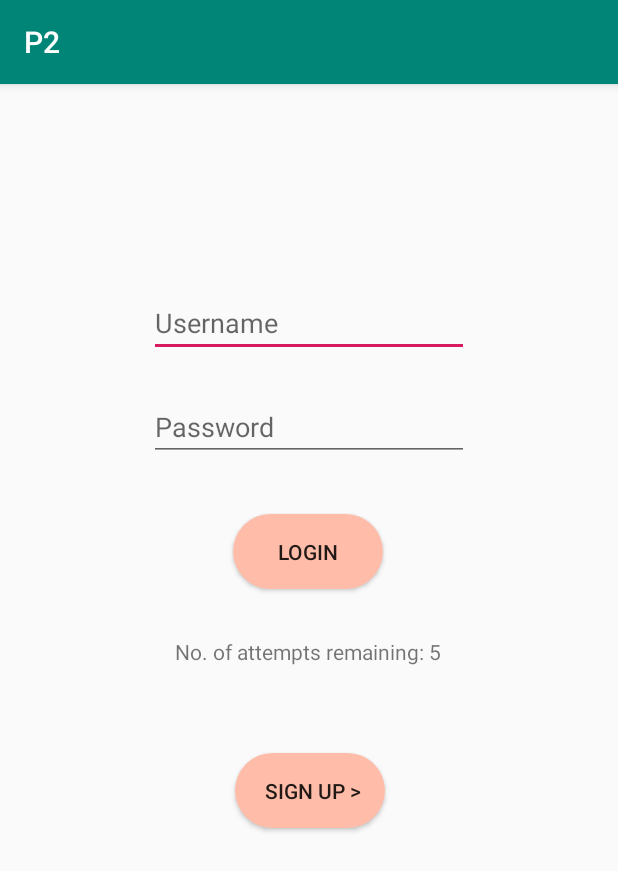
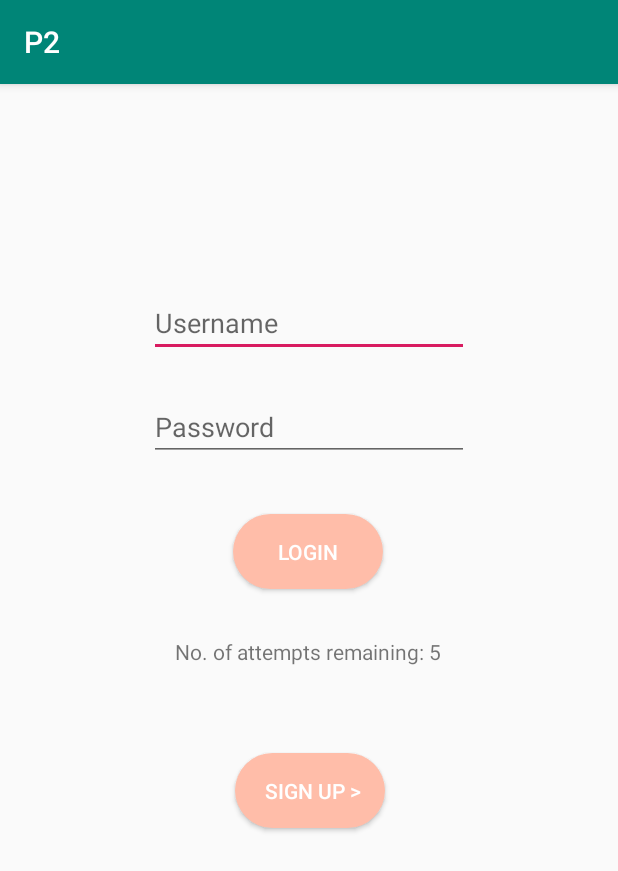
Before and after one commit to bjornwinther/P2, an Android app: the screen it shows after launch (MainActivity), on a phone screen of 412 x 824 dp. Shown: the top 871 px of the screen. Run offline under Robolectric (Android 15) with nearby library versions, the light colour scheme and no system bars.

Commit message:
Bug fixed

```diff
--- a/app/src/main/res/layout/activity_main.xml
+++ b/app/src/main/res/layout/activity_main.xml
@@ -55,6 +55,7 @@
         android:layout_marginRight="8dp"
         android:layout_marginBottom="8dp"
         android:text="Login"
+        android:textColor="#FFFFFF"
         android:background="@drawable/button_background"
         app:layout_constraintBottom_toBottomOf="parent"
         app:layout_constraintEnd_toEndOf="parent"
@@ -92,6 +93,7 @@
         android:layout_marginRight="8dp"
         android:layout_marginBottom="8dp"
         android:text=" Sign Up >"
+        android:textColor="#FFFFFF"
         android:background="@drawable/button_background"
         app:layout_constraintBottom_toBottomOf="parent"
         app:layout_constraintEnd_toEndOf="parent"
--- a/app/src/main/res/layout/activity_sign_up.xml
+++ b/app/src/main/res/layout/activity_sign_up.xml
@@ -129,6 +129,7 @@
         android:layout_marginRight="8dp"
         android:layout_marginBottom="8dp"
         android:text="Create Account"
+        android:textColor="#FFFFFF"
         android:background="@drawable/button_background"
         app:layout_constraintBottom_toBottomOf="parent"
         app:layout_constraintEnd_toEndOf="parent"
```
